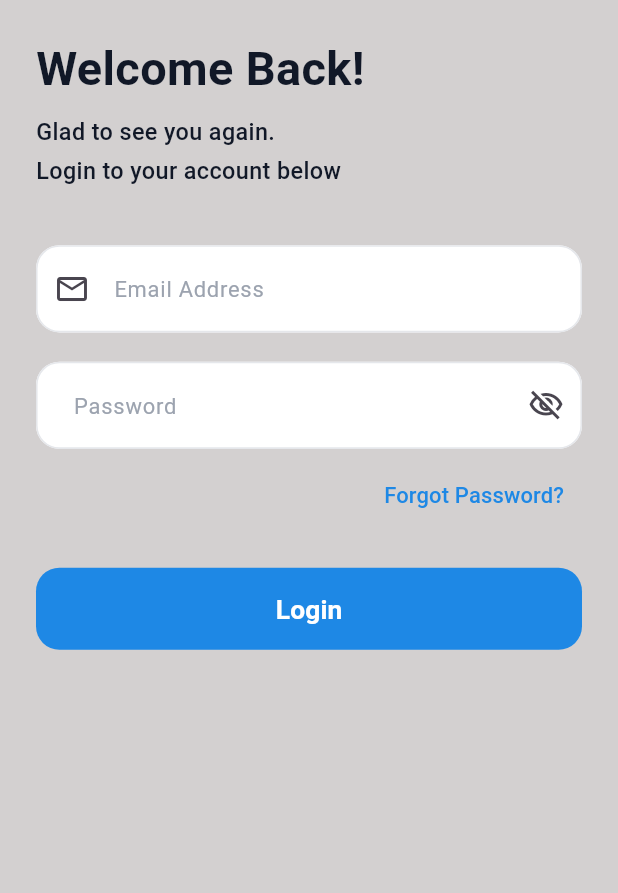
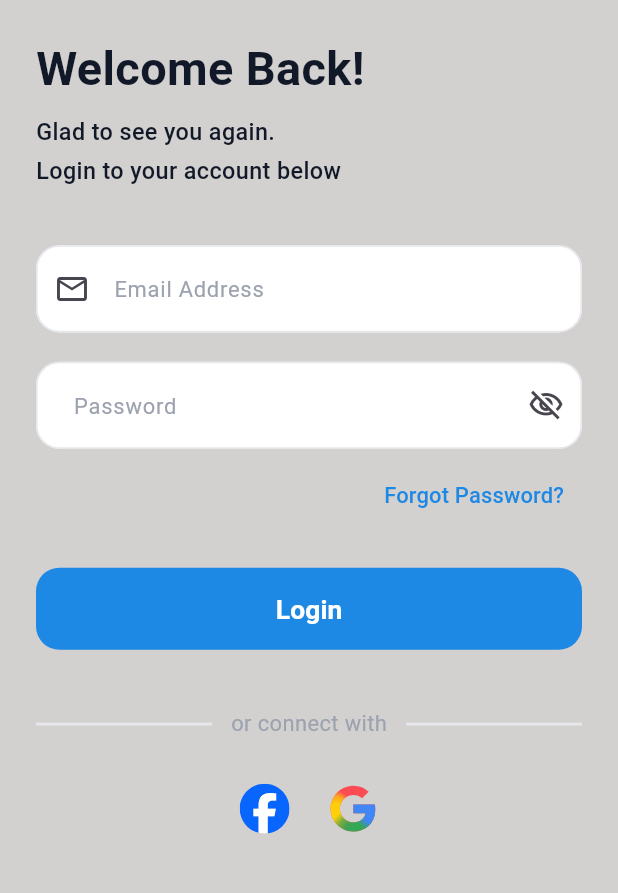
Before and after one commit to AmrReda92/fad-task, a Flutter app: the screen it shows after launch, on a phone screen of 412 x 824 dp, the part 138-1031 px from its top. Run offline on Flutter 3.47's test engine with Material 3 defaults, Android fonts, the phone set to English and light mode, and no system bars; our stand-ins replace flutter_screenutil, flutter_svg.

Commit message:
added social login

```diff
--- a/lib/core/constants/app_images.dart
+++ b/lib/core/constants/app_images.dart
@@ -1,3 +1,5 @@
 class AppImages{
   static const String loginLogo = "assets/icons/login_logo.svg";
+  static const String facebookIcon = "assets/icons/facebook_icon.svg";
+  static const String googleIcon = "assets/icons/google_icon.svg";
 }
--- /dev/null
+++ b/lib/core/shared_widgets/custom_divider.dart
@@ -0,0 +1,35 @@
+import 'package:fad_app/core/theme/app_colors.dart';
+import 'package:fad_app/core/theme/app_text_styles.dart';
+import 'package:flutter/material.dart';
+import 'package:flutter_screenutil/flutter_screenutil.dart';
+
+class CustomDivider extends StatelessWidget {
+  const CustomDivider({super.key});
+
+  @override
+  Widget build(BuildContext context) {
+    return Row(
+      children: [
+        Expanded(
+          child: Divider(
+            color: AppColors.divider,
+            thickness: 2.h,
+          ),
+        ),
+        Padding(
+          padding: EdgeInsets.symmetric(horizontal: 12.w),
+          child: Text(
+            'or connect with',
+            style: AppTextStyles.font15RegularLightGrey,
+          ),
+        ),
+        Expanded(
+          child: Divider(
+            color: AppColors.divider,
+            thickness: 2.h,
+          ),
+        ),
+      ],
+    );
+  }
+}
--- a/lib/features/auth/presentation/ui/login_screen.dart
+++ b/lib/features/auth/presentation/ui/login_screen.dart
@@ -1,10 +1,12 @@
 import 'package:flutter/material.dart';
 import 'package:flutter_screenutil/flutter_screenutil.dart';
 
+import '../../../../core/shared_widgets/custom_divider.dart';
 import '../../../../core/shared_widgets/custom_elevated_button.dart';
 import '../../../../core/shared_widgets/custom_text_form_field.dart';
 import '../../../../core/theme/app_text_styles.dart';
 import '../widgets/login_header.dart';
+import '../widgets/social_login.dart';
 
 class LoginScreen extends StatelessWidget {
   const LoginScreen({super.key});
@@ -59,6 +61,14 @@ class LoginScreen extends StatelessWidget {
                   onPressed: () {},
                 ),
 
+                SizedBox(height: 40.h),
+
+                const CustomDivider(),
+
+                SizedBox(height: 30.h),
+
+                SocialLogin()
+
 
 
               ],
--- /dev/null
+++ b/lib/features/auth/presentation/widgets/social_login.dart
@@ -0,0 +1,30 @@
+import 'package:fad_app/core/constants/app_images.dart';
+import 'package:flutter/material.dart';
+import 'package:flutter_screenutil/flutter_screenutil.dart';
+import 'package:flutter_svg/flutter_svg.dart';
+
+class SocialLogin extends StatelessWidget {
+  const SocialLogin({super.key});
+
+  @override
+  Widget build(BuildContext context) {
+    return Row(
+      mainAxisAlignment: MainAxisAlignment.center,
+      children: [
+        SvgPicture.asset(
+            AppImages.facebookIcon,
+          height: 34.h,
+          width: 34.w,
+        ),
+        SizedBox(
+          width: 22.w,
+        ),
+        SvgPicture.asset(
+          AppImages.googleIcon,
+          height: 34.h,
+          width: 34.w,
+        ),
+      ],
+    );
+  }
+}
```
Also changed, not shown: assets/icons/facebook_icon.svg (added), assets/icons/google_icon.svg (added).
